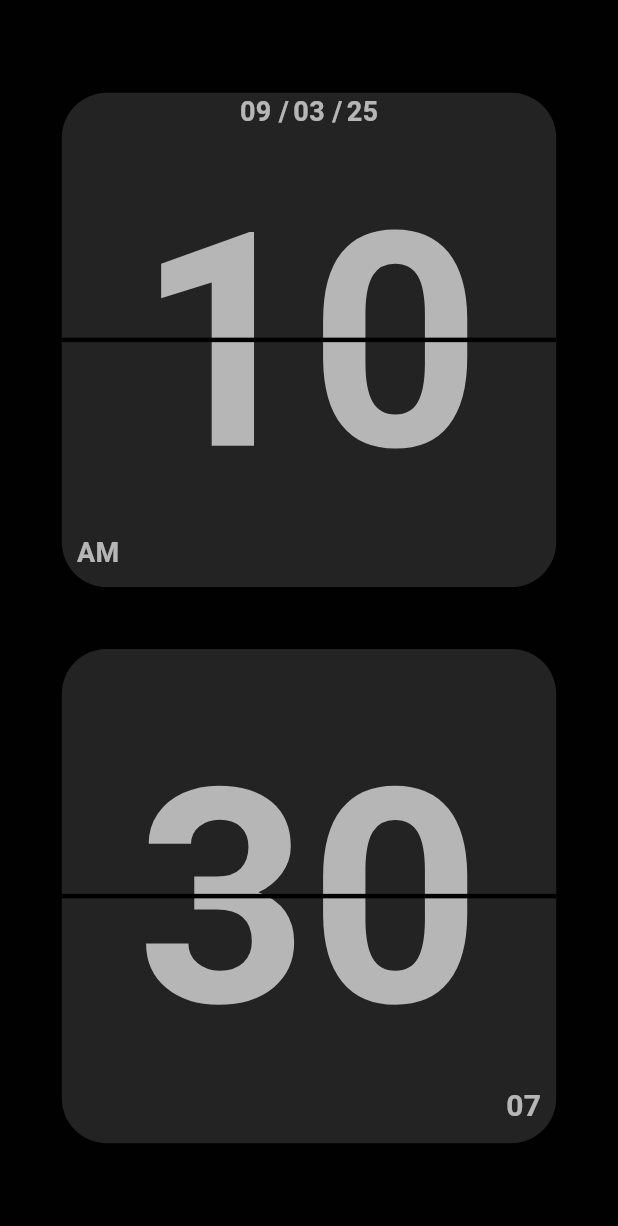
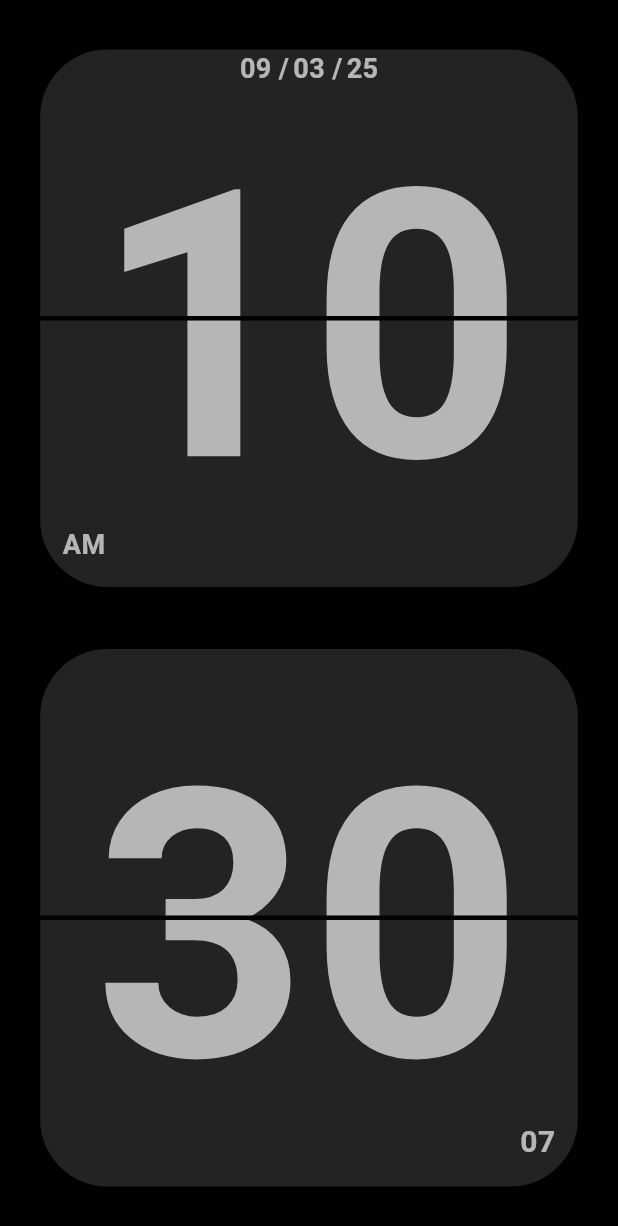
Before and after one commit to darksider-05/flip_clock, a Flutter app: the screen it shows after launch, on a phone screen of 412 x 824 dp. Shown: the top 1226 px of the screen. Run offline on Flutter 3.47's test engine with Material 3 defaults, Android fonts, the phone set to English and light mode, and no system bars.

Commit message:
size increase

```diff
--- a/lib/body.dart
+++ b/lib/body.dart
@@ -12,7 +12,7 @@ class Clock extends StatelessWidget {
     final pallet = context.watch<Thime>();
 
     BoxDecoration con = BoxDecoration(
-      borderRadius: BorderRadius.all(Radius.circular(30)),
+      borderRadius: BorderRadius.all(Radius.circular(45)),
       color: pallet.box,
     );
 
@@ -30,8 +30,8 @@ class Clock extends StatelessWidget {
           // the first
           Container(
             decoration: con,
-            width: MediaQuery.of(context).size.width * 0.8,
-            height: MediaQuery.of(context).size.width * 0.8,
+            width: MediaQuery.of(context).size.width * 0.87,
+            height: MediaQuery.of(context).size.width * 0.87,
             child: Stack(
               children: [
                 SizedBox(
@@ -52,13 +52,13 @@ class Clock extends StatelessWidget {
                   children: [
                     SizedBox(width: MediaQuery.of(context).size.width),
                     Transform.translate(
-                      offset: Offset(0, 2.5),
+                      offset: Offset(0, 7),
                       child: FittedBox(
                         fit: BoxFit.contain,
                         child: Text(
                           trimm(gears.hour % 12),
                           style: TextStyle(
-                            fontSize: 200, height: 1 , color: pallet.txt,fontWeight:FontWeight.bold,
+                            fontSize: 250, height: 1 , color: pallet.txt,fontWeight:FontWeight.bold,
                           ), // keep it big; FittedBox will scale
                         ),
                       ),
@@ -67,17 +67,14 @@ class Clock extends StatelessWidget {
                 ),
 
                 Positioned(
-                  left: 0,
-                  bottom: 0,
-                  child: Padding(
-                    padding: EdgeInsets.all(10),
+                  left: 15,
+                  bottom: 15,
                   child: Text(
                     gears.hour > 12 ? "PM" : "AM",
                     style: TextStyle(
                       fontSize: 18,
                       color: pallet.txt,
                       fontWeight: FontWeight.bold,
-                      ),
                     ),
                   ),
                 ),
@@ -102,8 +99,8 @@ class Clock extends StatelessWidget {
           //the second
           Container(
             decoration: con,
-            width: MediaQuery.of(context).size.width * 0.8,
-            height: MediaQuery.of(context).size.width * 0.8,
+            width: MediaQuery.of(context).size.width * 0.87,
+            height: MediaQuery.of(context).size.width * 0.87,
             child: Stack(
               children: [
                 Column(
@@ -111,13 +108,13 @@ class Clock extends StatelessWidget {
                   children: [
                     SizedBox(width: MediaQuery.of(context).size.width),
                     Transform.translate(
-                      offset: Offset(0, 2.5),
+                      offset: Offset(0, 7),
                       child: FittedBox(
                         fit: BoxFit.contain,
                         child: Text(
                           trimm(gears.minute),
                           style: TextStyle(
-                            fontSize: 200, height: 1, color: pallet.txt, fontWeight:FontWeight.bold,
+                            fontSize: 250, height: 1, color: pallet.txt, fontWeight:FontWeight.bold,
                           ), // keep it big; FittedBox will scale
                         ),
                       ),
@@ -126,8 +123,8 @@ class Clock extends StatelessWidget {
                 ),
 
                 Positioned(
-                  right: 10,
-                  bottom: 10,
+                  right: 15,
+                  bottom: 15,
                   child: Text(
                     trimm(gears.second),
                     style: TextStyle(fontWeight: FontWeight.bold, fontSize: 20,color: pallet.txt),
```
Lines whose indentation alone changed are shown as unchanged.
